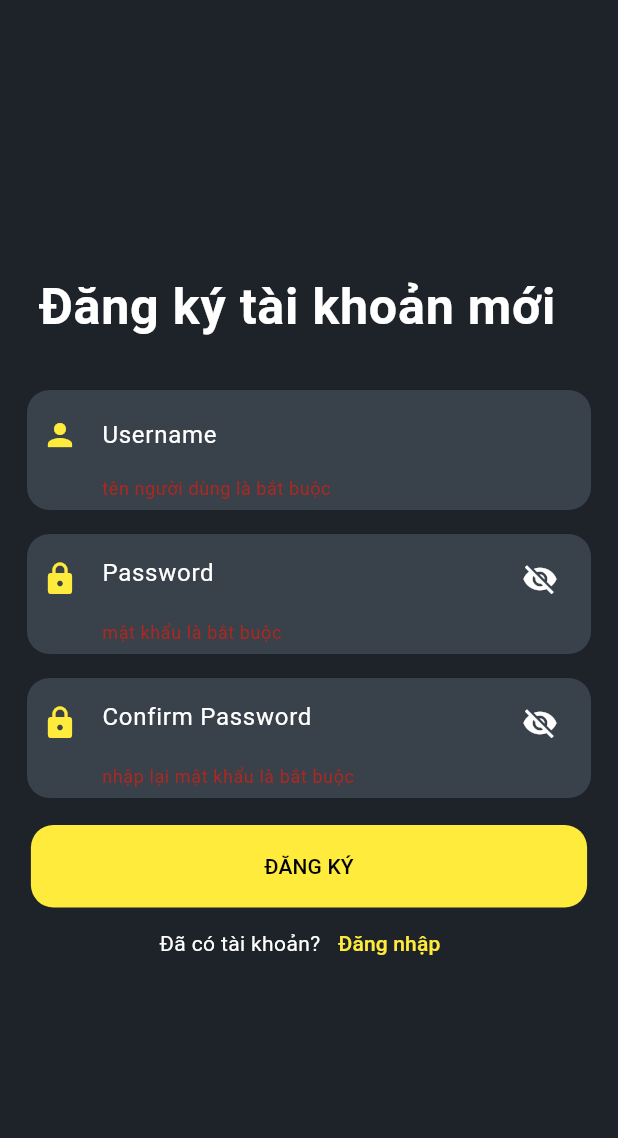
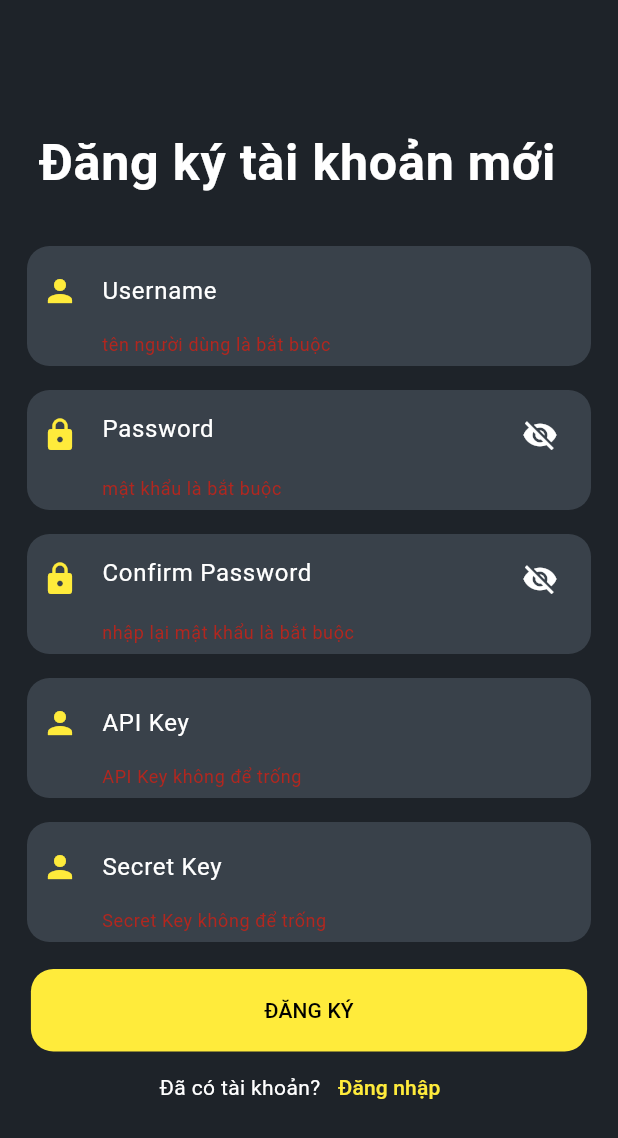
Before and after one commit to Huyyyyyyyy/crypto_currency, a Flutter app: the SignUp screen opened directly, after a tap on "ĐĂNG KÝ", on a phone screen of 412 x 824 dp. Shown: the top 1138 px of the screen. Run offline on Flutter 3.47's test engine with Material 3 defaults, Android fonts, the phone set to English and light mode, and no system bars; our stand-ins replace shared_preferences, sqflite; accounts and stored records are empty; network calls fail.

Commit message:
feat : processing - (4/5 ) 13:04 AM

```diff
--- a/lib/Authtentication/signup.dart
+++ b/lib/Authtentication/signup.dart
@@ -1,3 +1,4 @@
+import 'package:crypto_currency/db/objects/accounts.dart';
 import 'package:flutter/material.dart';
 import 'package:crypto_currency/Authtentication/login.dart';
 
@@ -12,6 +13,8 @@ class _SignUpState extends State<SignUp> {
   final TextEditingController username = TextEditingController();
   final TextEditingController password = TextEditingController();
   final TextEditingController confirmPassword = TextEditingController();
+  final TextEditingController apiKey = TextEditingController();
+  final TextEditingController secretKey = TextEditingController();
 
   final formKey = GlobalKey<FormState>();
 
@@ -160,6 +163,56 @@ class _SignUpState extends State<SignUp> {
                       style: const TextStyle(color: Colors.white),
                     ),
                   ),
+                  Container(
+                    margin: const EdgeInsets.all(8),
+                    padding:
+                    const EdgeInsets.symmetric(horizontal: 10, vertical: 6),
+                    decoration: BoxDecoration(
+                      borderRadius: BorderRadius.circular(15),
+                      color: const Color(0xFF39414A),
+                    ),
+                    child: TextFormField(
+                      controller: apiKey,
+                      validator: (value) {
+                        if (value!.isEmpty) {
+                          return "API Key không để trống";
+                        }
+                        return null;
+                      },
+                      decoration: const InputDecoration(
+                        icon: Icon(Icons.person, color: Colors.yellow),
+                        border: InputBorder.none,
+                        hintText: "API Key",
+                        hintStyle: TextStyle(color: Colors.white),
+                      ),
+                      style: const TextStyle(color: Colors.white),
+                    ),
+                  ),
+                  Container(
+                    margin: const EdgeInsets.all(8),
+                    padding:
+                    const EdgeInsets.symmetric(horizontal: 10, vertical: 6),
+                    decoration: BoxDecoration(
+                      borderRadius: BorderRadius.circular(15),
+                      color: const Color(0xFF39414A),
+                    ),
+                    child: TextFormField(
+                      controller: secretKey,
+                      validator: (value) {
+                        if (value!.isEmpty) {
+                          return "Secret Key không để trống";
+                        }
+                        return null;
+                      },
+                      decoration: const InputDecoration(
+                        icon: Icon(Icons.person, color: Colors.yellow),
+                        border: InputBorder.none,
+                        hintText: "Secret Key",
+                        hintStyle: TextStyle(color: Colors.white),
+                      ),
+                      style: const TextStyle(color: Colors.white),
+                    ),
+                  ),
                   const SizedBox(height: 10),
                   Container(
                     height: 55,
@@ -169,9 +222,26 @@ class _SignUpState extends State<SignUp> {
                       color: Colors.yellow,
                     ),
                     child: TextButton(
-                      onPressed: () {
+                      onPressed: () async{
                         if (formKey.currentState!.validate()) {
-                          // Your sign up logic goes here
+                          Accounts newAccount = Accounts(
+                              username: username.text,
+                              password: password.text,
+                              apiKey: apiKey.text,
+                              secretKey: secretKey.text
+                          );
+
+                          if(await Accounts.customerRegister(newAccount) == true){
+                            Navigator.push(
+                              context,
+                              MaterialPageRoute(
+                                builder: (context) => const LoginScreen(),
+                              ),
+                            );
+                          }
+                          else{
+                            print('register false');
+                          }
                         }
                       },
                       child: const Text(
--- /dev/null
+++ b/lib/db/objects/accounts.dart
@@ -0,0 +1,93 @@
+import 'package:crypto_currency/db/sqlite_configuration/sqlite_config.dart';
+import 'package:crypto_currency/db/table/table.dart';
+import 'package:sqflite/sqflite.dart';
+class Accounts {
+  String username = '';
+  String password = '';
+  String apiKey = '';
+  String secretKey = '' ;
+
+  Accounts({
+    required this.username,
+    required this.password,
+    required this.apiKey,
+    required this.secretKey,
+  });
+
+  factory Accounts.fromMap(Map<String, dynamic> json) => Accounts(
+      username: json["username"] as String? ?? '',
+      password: json["password"] as String? ?? '',
+      apiKey: json["api_key"] as String? ?? '',
+      secretKey: json["secret_key"] as String? ?? '',
+  );
+
+  Map<String, dynamic> toMap() => {
+    "username" : username,
+    "password" : password,
+    "api_key" : apiKey,
+    "secret_key" :secretKey,
+  };
+
+
+  static Future<bool> customerRegister(Accounts newAccount) async {
+    try{
+      Database db = await SQLiteConfiguration().openDB();
+      if(await checkAccountExistOrNot(db, newAccount) == true){
+        await db.insert(Table.ACCOUNTS,  newAccount.toMap());
+        print('add account successfully');
+        return true;
+      }
+      else
+      {
+        print('account is already exist on db');
+        return false;
+      }
+    }on Exception catch(_){
+      print('add position false');
+      return false;
+    }
+  }
+
+  static Future<bool> checkAccountExistOrNot (Database db ,Accounts newAccount) async {
+    try {
+      List<Map<String, dynamic>> existingAccount = await db.query(
+        Table.ACCOUNTS,
+        where: 'username = ? AND api_key = ? AND secret_key = ?',
+        whereArgs: [newAccount.username, newAccount.apiKey, newAccount.secretKey],
+      );
+
+      if (existingAccount.isEmpty) {
+        print('check account exist completely ! insert next');
+        return true;
+      }
+      return false;
+    }on Exception catch(_){
+      print('add account false');
+      return false;
+    }
+  }
+
+  static Future<bool> updateAccount (Database db, Accounts newAccount) async {
+    try {
+      await db.update(
+        Table.ORDERS,
+        newAccount.toMap(),
+        where: 'api_key = ? AND secret_key = ? AND username = ?',
+        whereArgs: [newAccount.apiKey, newAccount.secretKey, newAccount.username],
+      );
+      print('update account completely');
+      return true;
+    }on Exception catch(_){
+      print('update account false');
+      return false;
+    }
+  }
+
+  static Future<List<Accounts>> customerLogin (String username , String password) async{
+    List<Map<String,Object?>> result ;
+    Database db = await SQLiteConfiguration().openDB();
+    result = await db.rawQuery("select * from accounts where username = '$username' and password = '$password'");
+    print('login success');
+    return result.map((e) => Accounts.fromMap(e)).toList();
+  }
+}
--- a/lib/db/sqlite_configuration/sqlite_config.dart
+++ b/lib/db/sqlite_configuration/sqlite_config.dart
@@ -16,7 +16,7 @@ class SQLiteConfiguration {
       ')';
   String TABLE_ACCOUNT = 'create table accounts'
       '('
-      'user_name text,'
+      'username text,'
       'password text,'
       'api_key text primary key,'
       'secret_key text'
@@ -38,7 +38,7 @@ class SQLiteConfiguration {
 
   void _onUpgrade(Database db, int oldVersion, int newVersion) async{
     if (oldVersion < newVersion) {
-      // await db.execute("ALTER TABLE orders RENAME COLUMN ""updateTime"" TO update_time");
+      await db.execute("ALTER TABLE accounts RENAME COLUMN ""user_name"" TO username");
     }
   }
 }
--- a/lib/main.dart
+++ b/lib/main.dart
@@ -1,6 +1,6 @@
+import 'package:crypto_currency/Authtentication/login.dart';
 import 'package:crypto_currency/model/account_stream/account_data.dart';
 import 'package:flutter/material.dart';
-import 'package:crypto_currency/view/home/home_page.dart';
 import 'package:provider/provider.dart';
 
 import 'model/futures_currency_stream/futures_data.dart';
@@ -27,7 +27,7 @@ class MyApp extends StatelessWidget {
         theme: ThemeData(
           primarySwatch: Colors.blue,
         ),
-        home: const MyHomePage(),
+        home: const LoginScreen(),
       ),
     );
   }
```
Also changed, not shown: lib/Authtentication/login.dart (+16 -2 lines).
